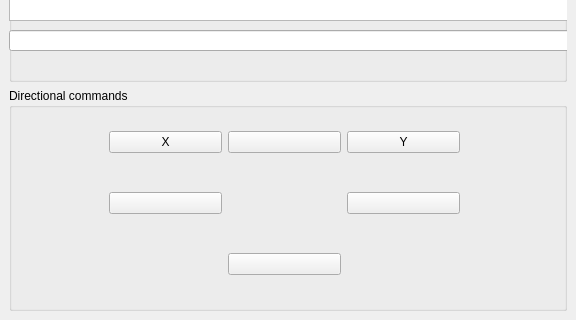
Old version of the form heliostat_ui/heliostat.ui in the repository dakoner/heliostat; both pictures show x 0 to 576 and y 378 to 698 of the 576 by 698 pixel window.
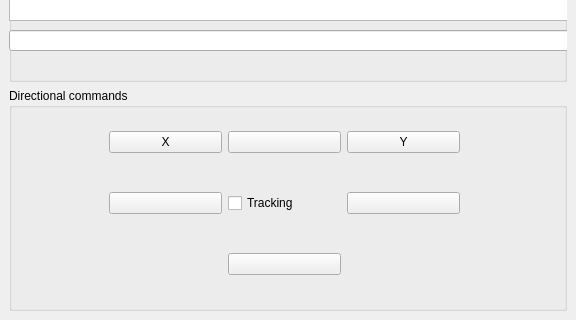
New version of the form. Icons and pictures are not drawn.

Diff of the .ui file:
```diff
--- a/heliostat_ui/heliostat.ui
+++ b/heliostat_ui/heliostat.ui
@@ -300,6 +300,13 @@
           </property>
          </widget>
         </item>
+        <item row="1" column="1">
+         <widget class="QCheckBox" name="tracking">
+          <property name="text">
+           <string>Tracking</string>
+          </property>
+         </widget>
+        </item>
        </layout>
       </widget>
      </widget>
```
Left out of the diff: 22 changed lines with no effect on the pictures.
